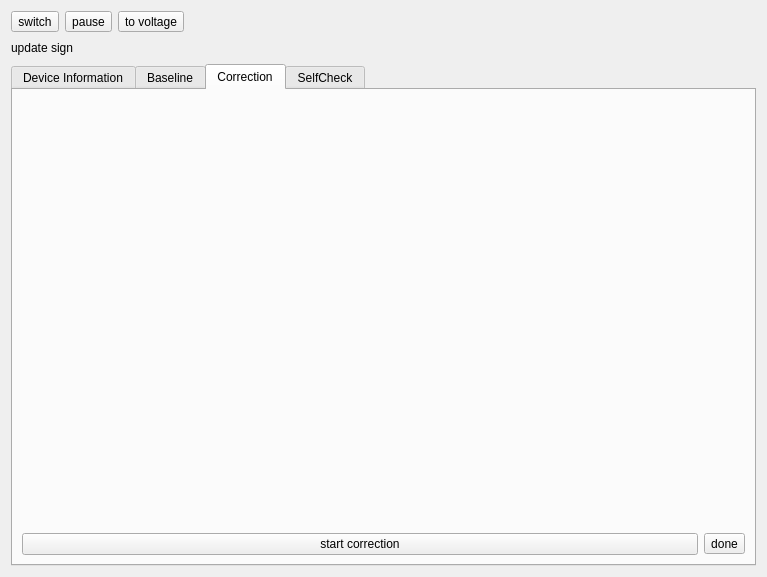
The window that src/mode/FormProduce/formproduce.ui (MRsoymilk/MySerial) describes before a commit, drawn with Qt 5.
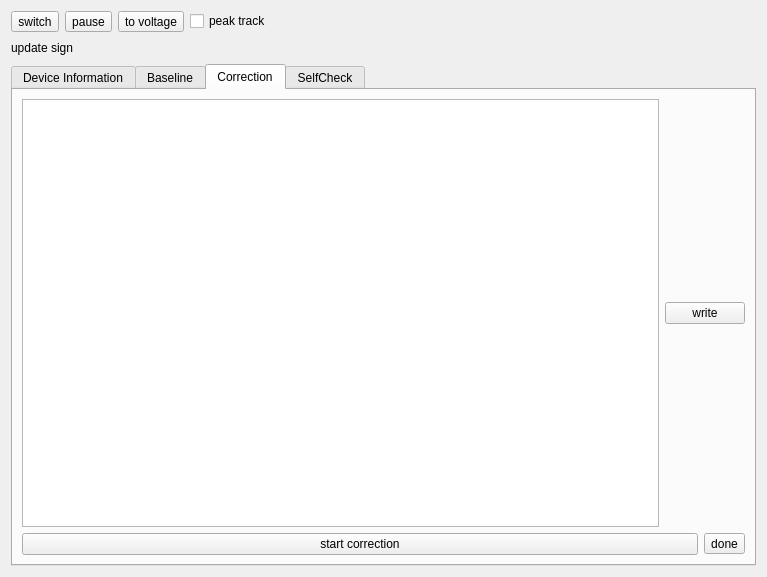
The same window after the commit. The open tabs and pages were chosen to show the change.

Commit message: FormProduce: add peak tracker

```diff
--- a/src/mode/FormProduce/formproduce.ui
+++ b/src/mode/FormProduce/formproduce.ui
@@ -209,17 +209,18 @@
         </layout>
        </item>
        <item row="0" column="0">
-        <spacer name="verticalSpacer">
-         <property name="orientation">
-          <enum>Qt::Orientation::Vertical</enum>
-         </property>
-         <property name="sizeHint" stdset="0">
-          <size>
-           <width>20</width>
-           <height>40</height>
-          </size>
-         </property>
-        </spacer>
+        <layout class="QHBoxLayout" name="horizontalLayout_2">
+         <item>
+          <widget class="QTextEdit" name="textEditThreshold"/>
+         </item>
+         <item>
+          <widget class="QPushButton" name="btnWriteThreshold">
+           <property name="text">
+            <string>write</string>
+           </property>
+          </widget>
+         </item>
+        </layout>
        </item>
       </layout>
      </widget>
@@ -288,6 +289,17 @@
        </property>
       </widget>
      </item>
+     <item>
+      <layout class="QVBoxLayout" name="verticalLayout">
+       <item>
+        <widget class="QCheckBox" name="checkBoxTrackPeak">
+         <property name="text">
+          <string>peak track</string>
+         </property>
+        </widget>
+       </item>
+      </layout>
+     </item>
      <item>
       <spacer name="horizontalSpacer">
        <property name="orientation">
```
Left out of the diff: 2 changed lines with no effect on the pictures. The commit also changes 2 other files.
